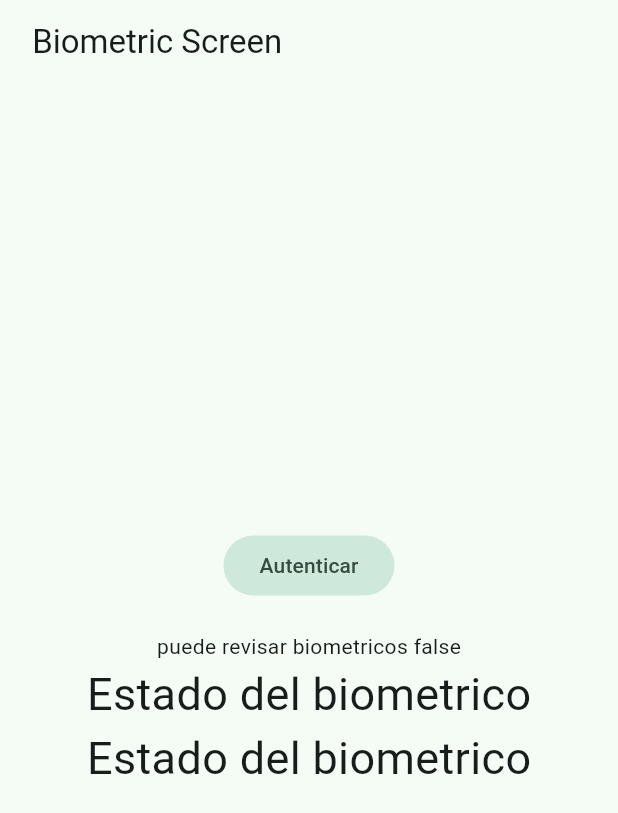
After one commit to eliasbest07/recursos-nativos, a Flutter app: the BiometricsScreen screen opened by its route, after a tap on "Autenticar", on a phone screen of 412 x 824 dp. The commit adds this screen. Shown: the top 813 px of the screen. Run offline on Flutter 3.47's test engine with Material 2 defaults, Android fonts, the phone set to English and light mode, and no system bars; our stand-ins replace dio, flutter_compass, flutter_riverpod, go_router, google_fonts, local_auth and 3 more; missing offline and left inert: random_name_generator.

Commit message:
biometrics inicio

```diff
--- /dev/null
+++ b/lib/config/plugins/local_auth_plugin.dart
@@ -0,0 +1,56 @@
+import 'package:flutter/services.dart';
+import 'package:local_auth/local_auth.dart';
+import 'package:local_auth/error_codes.dart' as auth_error;
+
+class LocalAuthPlugin {
+  static final LocalAuthentication auth = LocalAuthentication();
+  static avaibleBiometrics() async {
+    final List<BiometricType> availableBiometrics =
+        await auth.getAvailableBiometrics();
+
+    if (availableBiometrics.isNotEmpty) {
+      // Some biometrics are enrolled.
+    }
+
+    if (availableBiometrics.contains(BiometricType.strong) ||
+        availableBiometrics.contains(BiometricType.face)) {
+      // Specific types of biometrics are available.
+      // Use checks like this with caution!
+    }
+  }
+
+  static Future<bool> canCheckBiometrics() async {
+    return await auth.canCheckBiometrics;
+  }
+
+  static Future<(bool, String)> authenticate() async {
+    try {
+      final bool didAuthenticate = await auth.authenticate(
+          localizedReason: 'Por favor autenticate para continuar',
+          options: const AuthenticationOptions(
+              // biometricOnly: true,
+
+              ));
+      return (didAuthenticate, didAuthenticate ? 'Hecho' : 'Cancelado por el ususario ');
+    } on PlatformException catch (e) {
+      print(e);
+      if (e.code == auth_error.notEnrolled) {
+        return (false, 'No hay biometricos enrolados ');
+      }
+
+      if (e.code == auth_error.lockedOut) {
+        return (false, 'Muchos intentos fallidos ');
+      }
+      if (e.code == auth_error.notAvailable) {
+        return (false, 'No hay biometricos disponibles ');
+      }
+      if (e.code == auth_error.passcodeNotSet) {
+        return (false, 'No hay un pin configurado ');
+      }
+      if (e.code == auth_error.permanentlyLockedOut) {
+        return (false, 'Totalmente bloquiado ');
+      }
+      return (false, e.toString());
+    }
+  }
+}
--- a/lib/config/router/app_go_router.dart
+++ b/lib/config/router/app_go_router.dart
@@ -1,4 +1,5 @@
 import 'package:go_router/go_router.dart';
+import 'package:riverpod_recursos_nativos/presentation/screens/biomtrics/biometrics_screen.dart';
 import 'package:riverpod_recursos_nativos/presentation/screens/screens.dart';
 import 'package:riverpod_recursos_nativos/presentation/screens/section6deeplink/detail_pokemon.dart';
 import 'package:riverpod_recursos_nativos/presentation/screens/sensors/accelerometer_screen.dart';
@@ -48,5 +49,8 @@ final appRouter = GoRouter(
                 return DetailPokemons(pokemonID: id);
               },
             )
-          ])
+          ]),
+        GoRoute(
+          path: '/biometrics',
+          builder: (context, state) => const BiometricsScreen()),
     ]);
--- /dev/null
+++ b/lib/presentation/providers/local_auth/local_auth_provider.dart
@@ -0,0 +1,6 @@
+import 'package:flutter_riverpod/flutter_riverpod.dart';
+import 'package:riverpod_recursos_nativos/config/plugins/local_auth_plugin.dart';
+
+final canCheckBiometrycsProvider = FutureProvider<bool>((ref) async {
+  return await LocalAuthPlugin.canCheckBiometrics();
+});
--- /dev/null
+++ b/lib/presentation/screens/biomtrics/biometrics_screen.dart
@@ -0,0 +1,39 @@
+import 'package:flutter/material.dart';
+import 'package:flutter_riverpod/flutter_riverpod.dart';
+import 'package:riverpod_recursos_nativos/presentation/providers/local_auth/local_auth_provider.dart';
+
+class BiometricsScreen extends ConsumerWidget {
+  const BiometricsScreen({super.key});
+
+  @override
+  Widget build(BuildContext context, WidgetRef ref) {
+    final canCheckBiometrics = ref.watch(canCheckBiometrycsProvider);
+    return Scaffold(
+      appBar: AppBar(
+        title: const Text(' Biometric Screen'),
+      ),
+      body: Center(
+          child: Column(
+        mainAxisAlignment: MainAxisAlignment.center,
+        children: [
+          FilledButton.tonal(onPressed: () {}, child: Text('Autenticar')),
+          const SizedBox(
+            height: 20,
+          ),
+          canCheckBiometrics.when(
+            data: (data) => Text('puede revisar biometricos $data'),
+            error: (error, _) => Text('Error: $error'),
+            loading: () =>  const SizedBox(width: 1),),
+          Text(
+            'Estado del biometrico',
+            style: TextStyle(fontSize: 30),
+          ),
+          Text(
+            'Estado del biometrico',
+            style: TextStyle(fontSize: 30),
+          )
+        ],
+      )),
+    );
+  }
+}
--- a/lib/presentation/screens/pokemon_screen.dart
+++ b/lib/presentation/screens/pokemon_screen.dart
@@ -11,7 +11,7 @@ class PokemonScreen extends ConsumerWidget {
     final pokemonAsync = ref.watch(pokemonNameProvider(pokemonId));
     final pokemonApi = ref.watch(
         pokemonNameDepProvider); // no trabaja igual que el de arriba, es diferente porque no guarda los valores de la peticion, la peticion se vuelve hacer
-    // ignore: unused_local_variable
+
     final bool ispokemonApi = pokemonApi.isLoading;
     return Scaffold(
       appBar: AppBar(title: Text('Pokemon: $pokemonId')),
--- a/lib/presentation/screens/section6deeplink/detail_pokemon.dart
+++ b/lib/presentation/screens/section6deeplink/detail_pokemon.dart
@@ -52,7 +52,7 @@ class _PokemonView extends StatelessWidget {
               onPressed: () {
                 // link = deeLink
                 SharePlugin.shareLink(
-                    pokemon.sprinteFront, 'mira este pokemon');
+                   'https://deep-link-app-web-production.up.railway.app/pokemons/${pokemon.id}/', 'Mira este pokemon');
               },
               icon: const Icon(Icons.share))
         ],
--- a/lib/presentation/widgets/main_menu.dart
+++ b/lib/presentation/widgets/main_menu.dart
@@ -35,6 +35,11 @@ final menuItems = <MenuItem>[
       title: 'Pokemons',
       icon: Icons.browse_gallery_sharp,
       router: '/pokemons'),
+      MenuItem(
+      title: 'Pokemons',
+      icon: Icons.fingerprint,
+      router: '/biometrics'),
+
 ];
 
 class ManiMenu extends StatelessWidget {
--- a/pubspec.yaml
+++ b/pubspec.yaml
@@ -21,12 +21,14 @@ dependencies:
   sensors_plus: ^3.1.0
   share_plus: ^7.2.1
   uuid: ^4.1.0
+  local_auth: ^2.1.7
 
 dev_dependencies:
   change_app_package_name: ^1.1.0
   flutter_lints: ^2.0.0
   flutter_test:
     sdk: flutter
+
 
 flutter:
 
```
Also changed, not shown: pubspec.lock, 7 other files.
